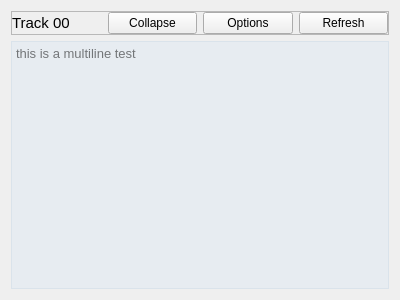
Before: the Qt Designer form GUI/UI/TimelineHeaderWidget/TimelineHeaderWidget_ContentsExpanded.ui in BrendonWatsonLab/PhoPyQtTimelinePlotter, drawn with Qt 5.
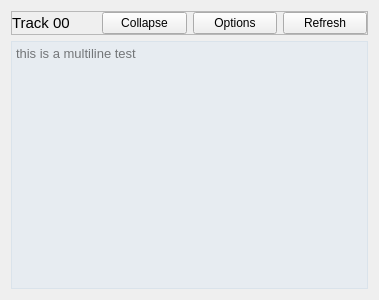
After: the same form once the commit is applied.

Patch:
```diff
--- a/GUI/UI/TimelineHeaderWidget/TimelineHeaderWidget_ContentsExpanded.ui
+++ b/GUI/UI/TimelineHeaderWidget/TimelineHeaderWidget_ContentsExpanded.ui
@@ -6,7 +6,7 @@
    <rect>
     <x>0</x>
     <y>0</y>
-    <width>400</width>
+    <width>379</width>
     <height>300</height>
    </rect>
   </property>
```
